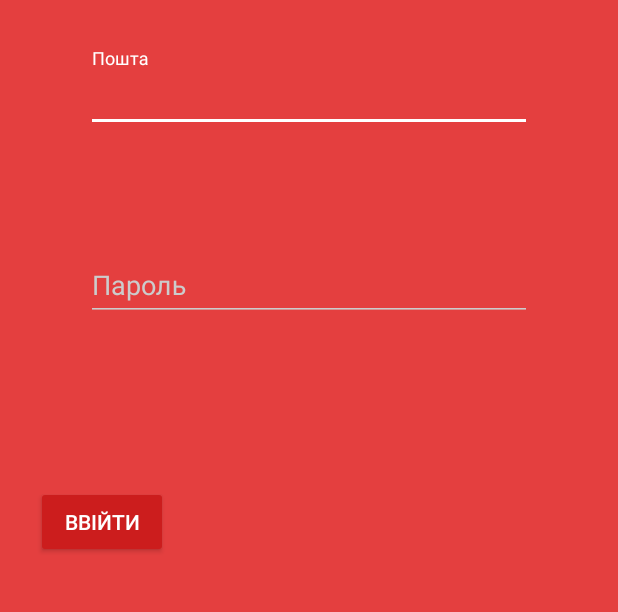
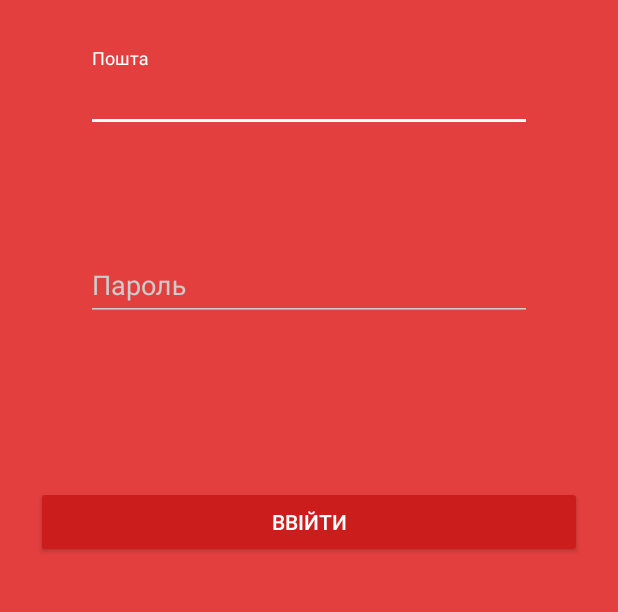
Before and after one commit to novakvova/DreamApiAdnroidPV826, an Android app: the LoginActivity screen opened directly, with no data from a screen before it, on a phone screen of 412 x 824 dp, the part 192-804 px from its top. Run offline under Robolectric (Android 15) with nearby library versions, the phone set to English and light mode, and no system bars; network calls fail.

Commit message:
login is true

```diff
--- a/Deam.Android/app/src/main/res/layout/activity_login.xml
+++ b/Deam.Android/app/src/main/res/layout/activity_login.xml
@@ -70,10 +70,11 @@
 
         <Button
             android:id="@+id/button"
-            android:layout_width="wrap_content"
+            android:layout_width="364dp"
             android:layout_height="wrap_content"
             android:layout_marginTop="48dp"
 
+            android:onClick="click"
             android:text="Ввійти"
             app:layout_constraintEnd_toEndOf="parent"
             app:layout_constraintHorizontal_bias="0.498"
```
Also changed, not shown: Deam.Android/app/src/main/java/com/example/dream/LoginActivity.java (+59 -0 lines).
